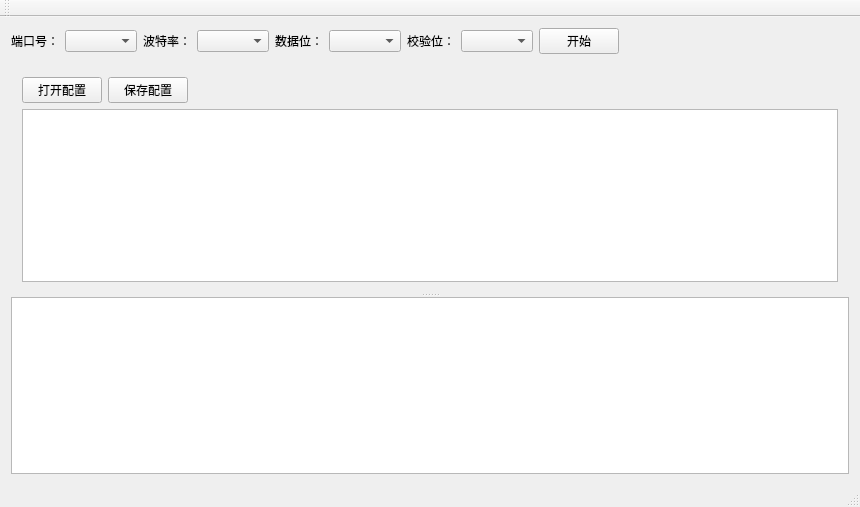
First picture: the form in qt_dgt_graphic/mainwindow.ui, repository wkxboot/qt_dgt_graphic, before the edit.
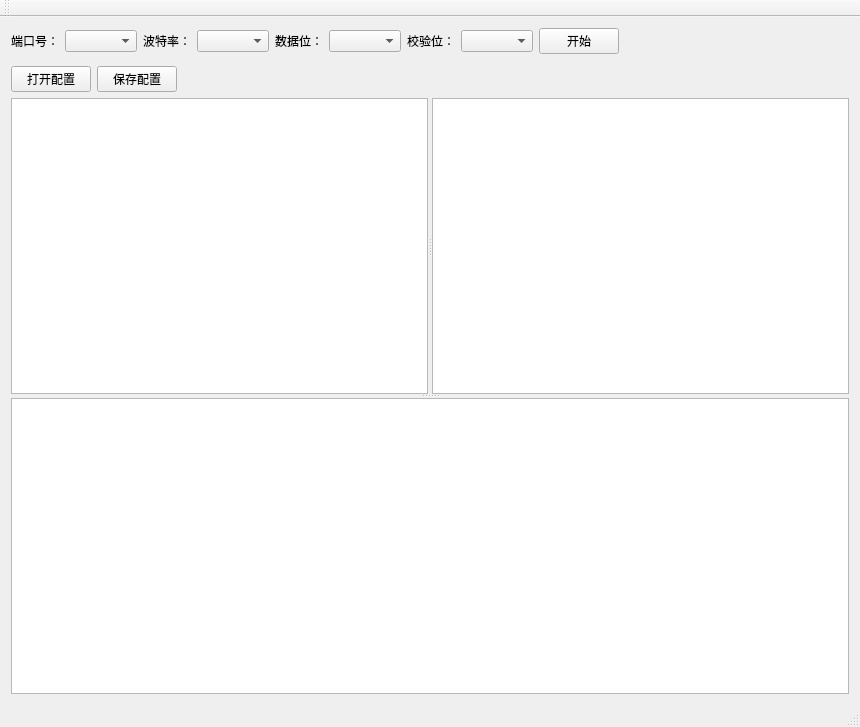
Second picture: the form after the edit. Custom widgets are drawn as their Qt base class.

The edit to the form file:
```diff
--- a/qt_dgt_graphic/mainwindow.ui
+++ b/qt_dgt_graphic/mainwindow.ui
@@ -7,7 +7,7 @@
     <x>0</x>
     <y>0</y>
     <width>860</width>
-    <height>507</height>
+    <height>727</height>
    </rect>
   </property>
   <property name="windowTitle">
@@ -105,13 +105,6 @@
      </spacer>
     </item>
     <item>
-     <widget class="QSplitter" name="display_splitter">
-      <property name="orientation">
-       <enum>Qt::Vertical</enum>
-      </property>
-      <widget class="QWidget" name="layoutWidget">
-       <layout class="QVBoxLayout" name="configration_layout">
-        <item>
          <layout class="QHBoxLayout" name="configration_button_layout">
           <item>
            <widget class="QPushButton" name="open_configration_button">
@@ -143,13 +136,30 @@
          </layout>
         </item>
         <item>
+     <widget class="QSplitter" name="splitter_2">
+      <property name="orientation">
+       <enum>Qt::Vertical</enum>
+      </property>
+      <widget class="QSplitter" name="splitter">
+       <property name="minimumSize">
+        <size>
+         <width>0</width>
+         <height>0</height>
+        </size>
+       </property>
+       <property name="orientation">
+        <enum>Qt::Horizontal</enum>
+       </property>
          <widget class="QTextBrowser" name="configration_text_display">
           <property name="readOnly">
            <bool>false</bool>
           </property>
          </widget>
-        </item>
-       </layout>
+       <widget class="QTextEdit" name="data_stream_display">
+        <property name="readOnly">
+         <bool>true</bool>
+        </property>
+       </widget>
       </widget>
       <widget class="QtCharts::QChartView" name="graphicsView"/>
      </widget>
```
Left out of the diff: 2 changed lines with no effect on the pictures. Lines whose indentation alone changed are shown as unchanged.
